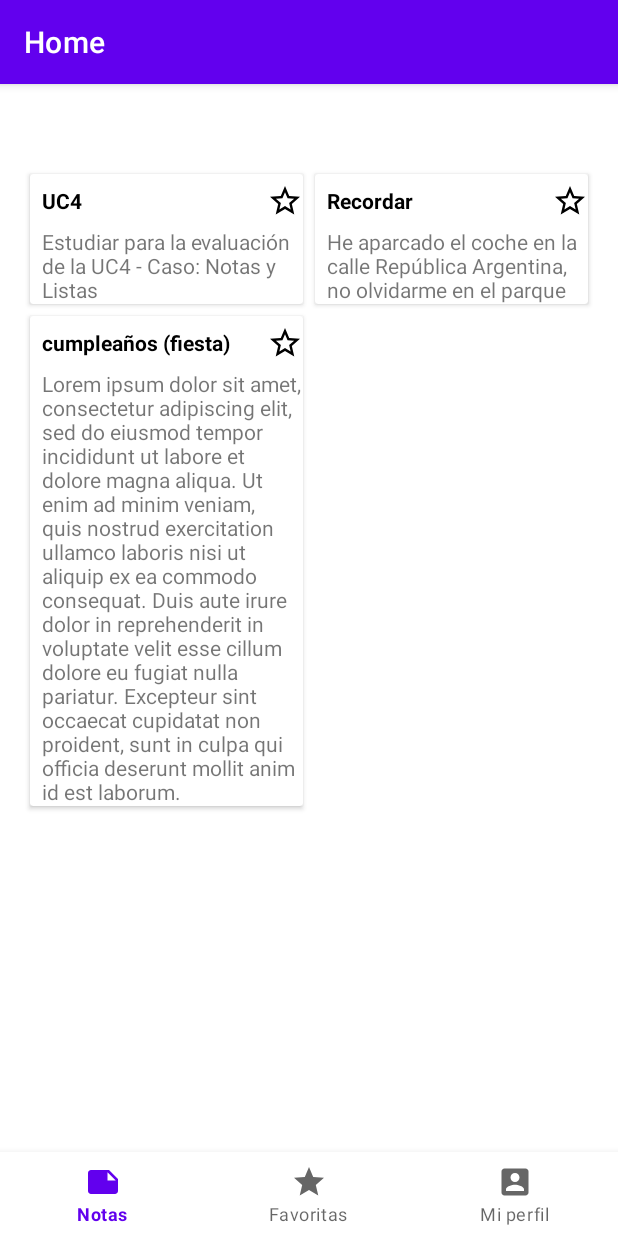
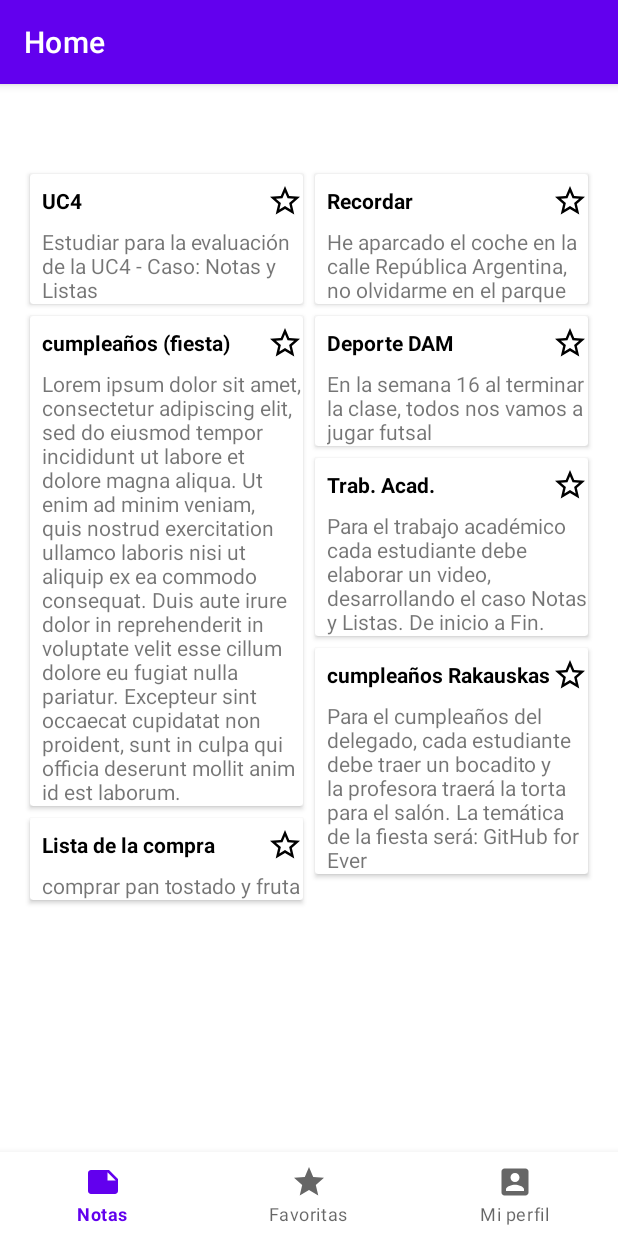
Before and after one commit to sbtnuwu/DAM_UC4_Rakauskas, an Android app: the NotaFragment screen opened directly, with no data from a screen before it, on a phone screen of 412 x 824 dp. Run offline under Robolectric (Android 15) with nearby library versions, the phone set to English and light mode, and no system bars; our stand-ins replace navigation-ui.

Commit message:
Layout Personalizado

```diff
--- a/app/src/main/java/com/example/dam_uc4_rakauskas/NotaFragment.java
+++ b/app/src/main/java/com/example/dam_uc4_rakauskas/NotaFragment.java
@@ -9,6 +9,7 @@ import androidx.recyclerview.widget.LinearLayoutManager;
 import androidx.recyclerview.widget.RecyclerView;
 import androidx.recyclerview.widget.StaggeredGridLayoutManager;
 
+import android.util.DisplayMetrics;
 import android.view.LayoutInflater;
 import android.view.View;
 import android.view.ViewGroup;
@@ -68,12 +69,19 @@ public class NotaFragment extends Fragment {
             if (mColumnCount <= 1) {
                 recyclerView.setLayoutManager(new LinearLayoutManager(context));
             } else {
-                recyclerView.setLayoutManager(new StaggeredGridLayoutManager( mColumnCount, StaggeredGridLayoutManager.VERTICAL));
+                DisplayMetrics displayMetrics = context.getResources().getDisplayMetrics();
+                float dpWidth = displayMetrics.widthPixels / displayMetrics.density;
+                int numeroColumnas = (int) (dpWidth / 180);
+                recyclerView.setLayoutManager(new StaggeredGridLayoutManager( numeroColumnas, StaggeredGridLayoutManager.VERTICAL));
             }
             notaList = new ArrayList<>();
             notaList.add(new Nota("UC4","Estudiar para la evaluación de la UC4 - Caso: Notas y Listas", true, android.R.color.holo_blue_light));
             notaList.add(new Nota("Recordar", "He aparcado el coche en la calle República Argentina, no olvidarme en el parque",false, android.R.color.holo_green_light));
             notaList.add(new Nota("cumpleaños (fiesta)","Lorem ipsum dolor sit amet, consectetur adipiscing elit, sed do eiusmod tempor incididunt ut labore et dolore magna aliqua. Ut enim ad minim veniam, quis nostrud exercitation ullamco laboris nisi ut aliquip ex ea commodo consequat. Duis aute irure dolor in reprehenderit in voluptate velit esse cillum dolore eu fugiat nulla pariatur. Excepteur sint occaecat cupidatat non proident, sunt in culpa qui officia deserunt mollit anim id est laborum.", true, android.R.color.holo_orange_light));
+            notaList.add(new Nota("Deporte DAM","En la semana 16 al terminar la clase, todos nos vamos a jugar futsal", true,android.R.color.holo_blue_light));
+            notaList.add(new Nota("Trab. Acad.", "Para el trabajo académico cada estudiante debe elaborar un video, desarrollando el caso Notas y Listas. De inicio a Fin.",false, android.R.color.holo_green_light));
+            notaList.add(new Nota("cumpleaños Rakauskas","Para el cumpleaños del delegado, cada estudiante debe traer un bocadito y la profesora traerá la torta para el salón. La temática de la fiesta será: GitHub for Ever", true, android.R.color.holo_orange_light));
+            notaList.add(new Nota("Lista de la compra","comprar pan tostado y fruta", true, android.R.color.holo_blue_light));
             adapterNotas = new MyNotaRecyclerViewAdapter(notaList, mListener);
             recyclerView.setAdapter(adapterNotas);
         }
--- a/app/src/main/res/layout/activity_notas.xml
+++ b/app/src/main/res/layout/activity_notas.xml
@@ -21,8 +21,8 @@
     <fragment
         android:id="@+id/nav_host_fragment_activity_notas"
         android:name="androidx.navigation.fragment.NavHostFragment"
-        android:layout_width="match_parent"
-        android:layout_height="match_parent"
+        android:layout_width="0dp"
+        android:layout_height="0dp"
         app:defaultNavHost="true"
         app:layout_constraintBottom_toTopOf="@id/nav_view"
         app:layout_constraintLeft_toLeftOf="parent"
```
